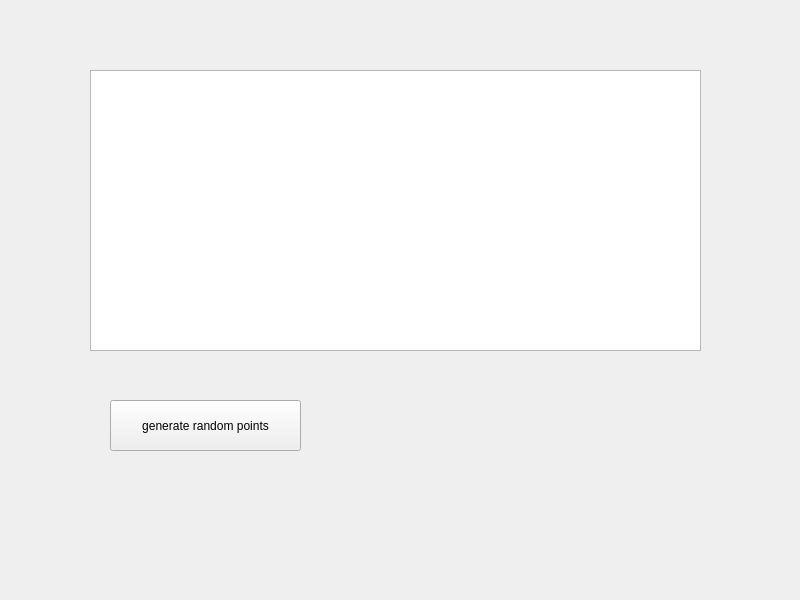
ValeryStk/satellite_comparator, file databases/geopoints_widget/geopoints_widget.ui: the form before one commit.
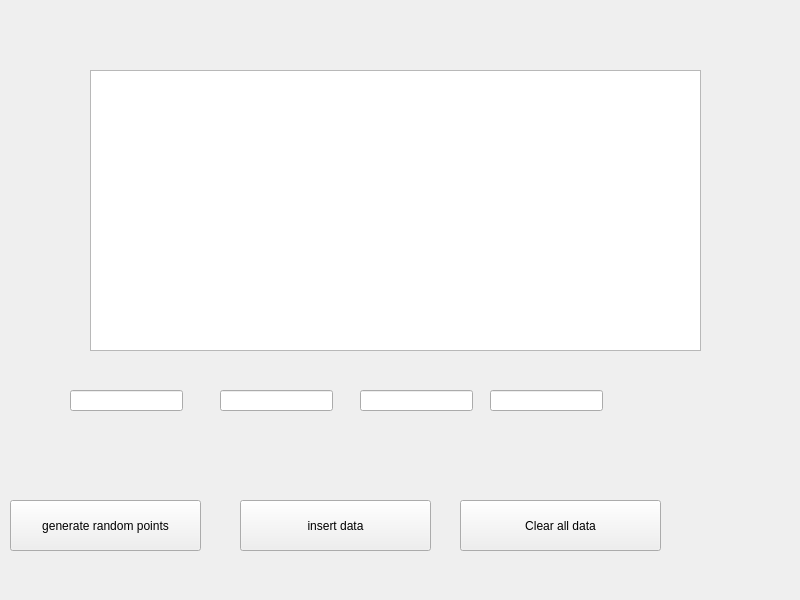
The form after the commit.

```diff
--- a/databases/geopoints_widget/geopoints_widget.ui
+++ b/databases/geopoints_widget/geopoints_widget.ui
@@ -26,8 +26,8 @@
   <widget class="QPushButton" name="pushButton">
    <property name="geometry">
     <rect>
-     <x>110</x>
-     <y>400</y>
+     <x>10</x>
+     <y>500</y>
      <width>191</width>
      <height>51</height>
     </rect>
@@ -36,6 +36,72 @@
     <string>generate random points</string>
    </property>
   </widget>
+  <widget class="QPushButton" name="pushButton_insert_data">
+   <property name="geometry">
+    <rect>
+     <x>240</x>
+     <y>500</y>
+     <width>191</width>
+     <height>51</height>
+    </rect>
+   </property>
+   <property name="text">
+    <string>insert data</string>
+   </property>
+  </widget>
+  <widget class="QLineEdit" name="lineEditUri">
+   <property name="geometry">
+    <rect>
+     <x>70</x>
+     <y>390</y>
+     <width>113</width>
+     <height>21</height>
+    </rect>
+   </property>
+  </widget>
+  <widget class="QLineEdit" name="lineEditName">
+   <property name="geometry">
+    <rect>
+     <x>220</x>
+     <y>390</y>
+     <width>113</width>
+     <height>21</height>
+    </rect>
+   </property>
+  </widget>
+  <widget class="QLineEdit" name="lineEditLatitude">
+   <property name="geometry">
+    <rect>
+     <x>360</x>
+     <y>390</y>
+     <width>113</width>
+     <height>21</height>
+    </rect>
+   </property>
+  </widget>
+  <widget class="QLineEdit" name="lineEditLongitude">
+   <property name="geometry">
+    <rect>
+     <x>490</x>
+     <y>390</y>
+     <width>113</width>
+     <height>21</height>
+    </rect>
+   </property>
+  </widget>
+  <widget class="QPushButton" name="pushButton_clear_all_data">
+   <property name="geometry">
+    <rect>
+     <x>460</x>
+     <y>500</y>
+     <width>201</width>
+     <height>51</height>
+    </rect>
+   </property>
+   <property name="text">
+    <string>Clear all data</string>
+   </property>
+  </widget>
  </widget>
  <resources/>
  <connections/>
```
